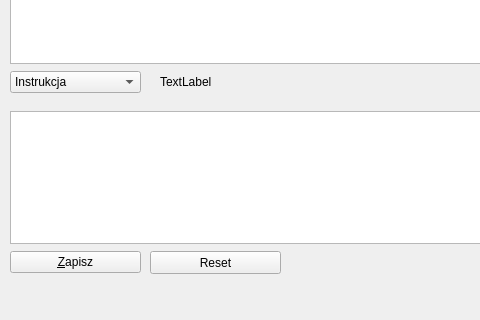
Nieminimalnofazowi/projektKlawiatura, file mainwindow.ui: the form before one commit; both pictures show x 0 to 480 and y 86 to 406 of the 767 by 406 pixel window.
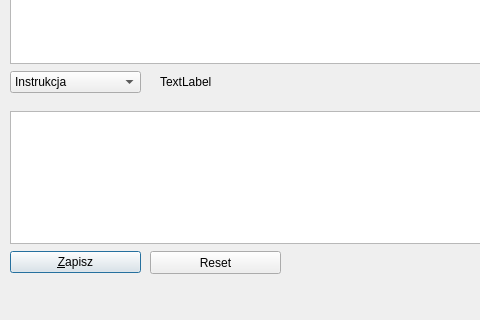
The form after the commit.

What changed in the file:
```diff
--- a/mainwindow.ui
+++ b/mainwindow.ui
@@ -46,6 +46,9 @@
     <property name="text">
      <string>&amp;Zapisz</string>
     </property>
+    <property name="default">
+     <bool>true</bool>
+    </property>
    </widget>
    <widget class="QTextEdit" name="testTextBox">
     <property name="enabled">
```
Left out of the diff: 2 changed lines with no effect on the pictures.
